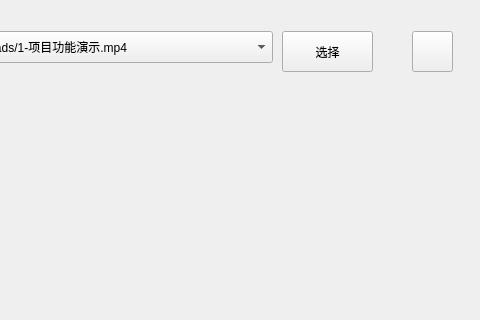
Above: ToolKit/ui/mainpage.ui from Areay7/ToolKit before the change; both pictures show x 547 to 1027 and y 0 to 320 of the 1027 by 668 pixel window. Below: the same form after it.
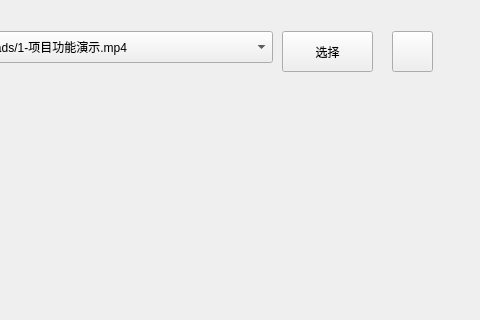
That is the form after the change. Icons and pictures are not drawn. Custom widgets are drawn as their Qt base class.

Patch:
```diff
--- a/ToolKit/ui/mainpage.ui
+++ b/ToolKit/ui/mainpage.ui
@@ -551,7 +551,7 @@
       <widget class="QPushButton" name="btn_videoPlay_exit">
        <property name="geometry">
         <rect>
-         <x>630</x>
+         <x>610</x>
          <y>20</y>
          <width>41</width>
          <height>41</height>
```
